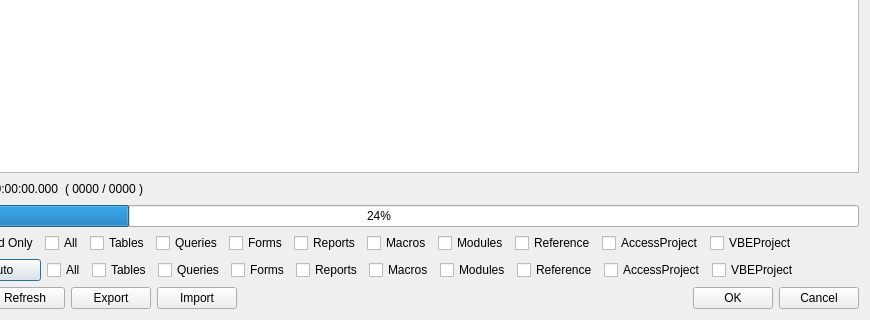
First picture: the form in cvscontroller/src/cvscontroller/view/maindialog.ui, repository shoderico/AccessCvs, before the edit; both pictures show x 112 to 982 and y 243 to 563 of the 982 by 563 pixel window.
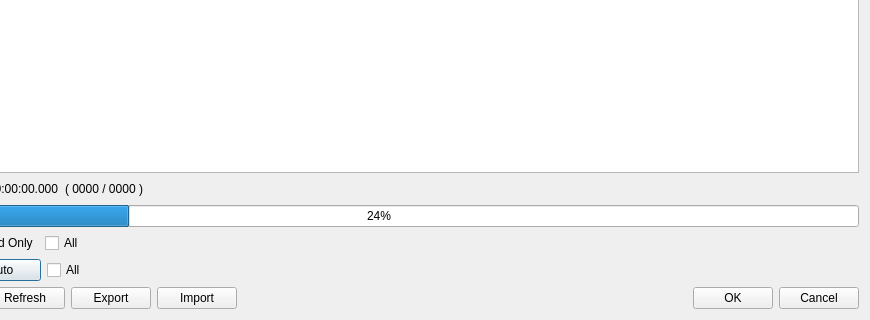
Second picture: the form after the edit.

Commit message: [AC-63] reduce dependencies from MainDialog upon ObjectType

Patch:
```diff
--- a/cvscontroller/src/cvscontroller/view/maindialog.ui
+++ b/cvscontroller/src/cvscontroller/view/maindialog.ui
@@ -101,67 +101,7 @@
         </widget>
        </item>
        <item>
-        <widget class="QCheckBox" name="showTableCheckBox">
-         <property name="text">
-          <string>Tables</string>
-         </property>
-        </widget>
-       </item>
-       <item>
-        <widget class="QCheckBox" name="showQueryCheckBox">
-         <property name="text">
-          <string>Queries</string>
-         </property>
-        </widget>
-       </item>
-       <item>
-        <widget class="QCheckBox" name="showFormCheckBox">
-         <property name="text">
-          <string>Forms</string>
-         </property>
-        </widget>
-       </item>
-       <item>
-        <widget class="QCheckBox" name="showReportCheckBox">
-         <property name="text">
-          <string>Reports</string>
-         </property>
-        </widget>
-       </item>
-       <item>
-        <widget class="QCheckBox" name="showMacroCheckBox">
-         <property name="text">
-          <string>Macros</string>
-         </property>
-        </widget>
-       </item>
-       <item>
-        <widget class="QCheckBox" name="showModuleCheckBox">
-         <property name="text">
-          <string>Modules</string>
-         </property>
-        </widget>
-       </item>
-       <item>
-        <widget class="QCheckBox" name="showReferenceCheckBox">
-         <property name="text">
-          <string>Reference</string>
-         </property>
-        </widget>
-       </item>
-       <item>
-        <widget class="QCheckBox" name="showProjectFileCheckBox">
-         <property name="text">
-          <string>AccessProject</string>
-         </property>
-        </widget>
-       </item>
-       <item>
-        <widget class="QCheckBox" name="showVBProjectCheckBox">
-         <property name="text">
-          <string>VBEProject</string>
-         </property>
-        </widget>
+        <layout class="QHBoxLayout" name="filterHorizontalLayout"/>
        </item>
        <item>
         <spacer name="horizontalSpacer_3">
@@ -202,67 +142,7 @@
         </widget>
        </item>
        <item>
-        <widget class="QCheckBox" name="selectTableCheckBox">
-         <property name="text">
-          <string>Tables</string>
-         </property>
-        </widget>
-       </item>
-       <item>
-        <widget class="QCheckBox" name="selectQueryCheckBox">
-         <property name="text">
-          <string>Queries</string>
-         </property>
-        </widget>
-       </item>
-       <item>
-        <widget class="QCheckBox" name="selectFormCheckBox">
-         <property name="text">
-          <string>Forms</string>
-         </property>
-        </widget>
-       </item>
-       <item>
-        <widget class="QCheckBox" name="selectReportCheckBox">
-         <property name="text">
-          <string>Reports</string>
-         </property>
-        </widget>
-       </item>
-       <item>
-        <widget class="QCheckBox" name="selectMacroCheckBox">
-         <property name="text">
-          <string>Macros</string>
-         </property>
-        </widget>
-       </item>
-       <item>
-        <widget class="QCheckBox" name="selectModuleCheckBox">
-         <property name="text">
-          <string>Modules</string>
-         </property>
-        </widget>
-       </item>
-       <item>
-        <widget class="QCheckBox" name="selectReferenceCheckBox">
-         <property name="text">
-          <string>Reference</string>
-         </property>
-        </widget>
-       </item>
-       <item>
-        <widget class="QCheckBox" name="selectProjectFileCheckBox">
-         <property name="text">
-          <string>AccessProject</string>
-         </property>
-        </widget>
-       </item>
-       <item>
-        <widget class="QCheckBox" name="selectVBProjectCheckBox">
-         <property name="text">
-          <string>VBEProject</string>
-         </property>
-        </widget>
+        <layout class="QHBoxLayout" name="selectionHorizontalLayout"/>
        </item>
        <item>
         <spacer name="horizontalSpacer_2">
```
The commit also changes 2 other files.
